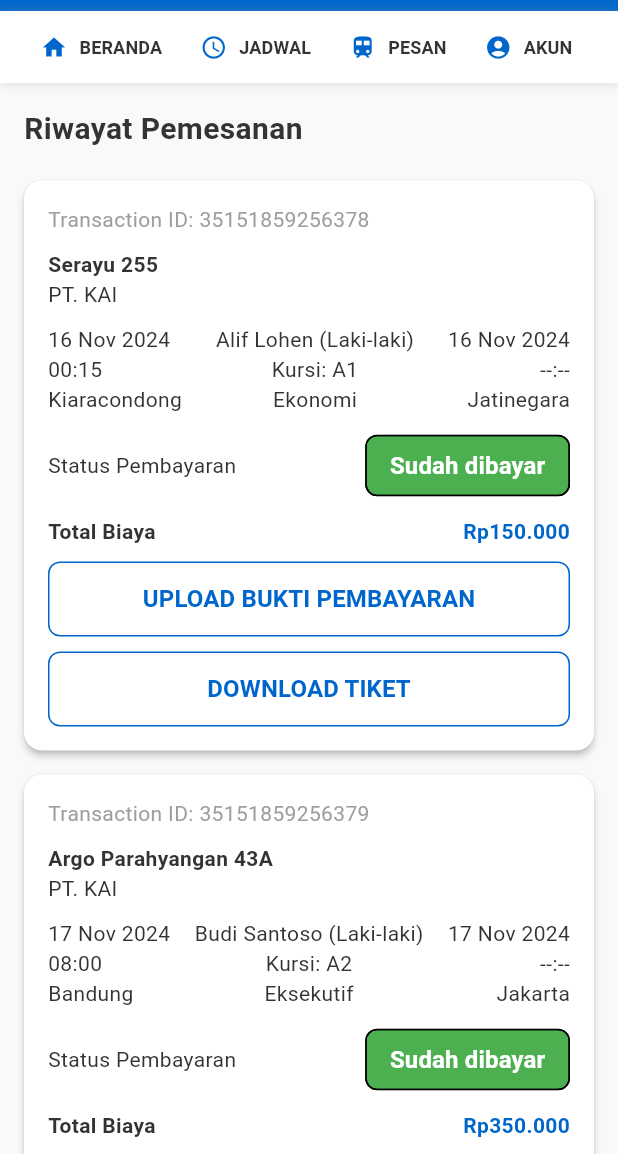
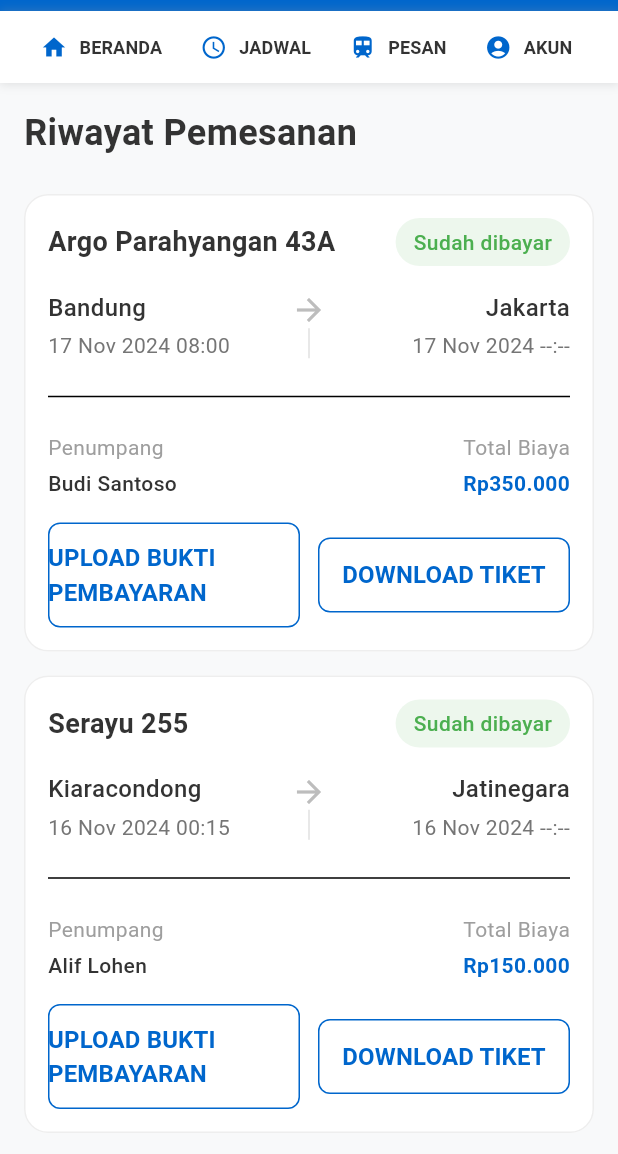
Before and after one commit to aliefauzan/TubesABP, a Flutter app: the BookingHistoryScreen screen opened by its route, on a phone screen of 412 x 824 dp, the part 82-1236 px from its top. Run offline on Flutter 3.47's test engine with Material 3 defaults, Android fonts, the phone set to English and light mode, and no system bars; our stand-ins replace flutter_dotenv, shared_preferences; accounts and stored records are empty; network calls fail.

Commit message:
Remove docker-compose.yml file and update booking history screen with improved UI elements and functionality, including dynamic booking data display and enhanced button actions for payment proof upload and ticket download.

```diff
--- a/frontend/lib/screens/booking_history_screen.dart
+++ b/frontend/lib/screens/booking_history_screen.dart
@@ -10,7 +10,6 @@ class BookingHistoryScreen extends StatelessWidget {
   Widget build(BuildContext context) {
     // Dummy booking data
     final List<Booking> bookings = [
-      Booking.dummy(),
       Booking(
         transactionId: '35151859256379',
         trainName: 'Argo Parahyangan 43A',
@@ -28,6 +27,7 @@ class BookingHistoryScreen extends StatelessWidget {
         seatClass: 'Eksekutif',
         seatNumber: 'A2',
       ),
+      Booking.dummy(),
     ];
 
     return Scaffold(
@@ -40,103 +40,158 @@ class BookingHistoryScreen extends StatelessWidget {
             const Text(
               'Riwayat Pemesanan',
               style: TextStyle(
-                fontSize: 20,
+                fontSize: 24,
                 fontWeight: FontWeight.bold,
               ),
             ),
-            const SizedBox(height: 20),
+            const SizedBox(height: 24),
             ListView.builder(
               shrinkWrap: true,
               physics: const NeverScrollableScrollPhysics(),
               itemCount: bookings.length,
               itemBuilder: (context, index) {
+                final booking = bookings[index];
                 return Card(
-                  elevation: 2,
+                  elevation: 0,
                   margin: const EdgeInsets.only(bottom: 16),
                   shape: RoundedRectangleBorder(
-                    borderRadius: BorderRadius.circular(12),
+                    borderRadius: BorderRadius.circular(16),
+                    side: BorderSide(color: Colors.grey.shade200),
                   ),
                   child: Padding(
                     padding: const EdgeInsets.all(16.0),
                     child: Column(
                       crossAxisAlignment: CrossAxisAlignment.start,
                       children: [
+                        Row(
+                          mainAxisAlignment: MainAxisAlignment.spaceBetween,
+                          children: [
                             Text(
-                          'Transaction ID: ${bookings[index].transactionId}',
+                              booking.trainName,
                               style: const TextStyle(
-                            color: Colors.grey,
-                          ),
-                        ),
-                        const SizedBox(height: 10),
-                        Text(
-                          bookings[index].trainName,
-                          style: const TextStyle(
+                                fontSize: 18,
                                 fontWeight: FontWeight.bold,
                               ),
                             ),
-                        Text(bookings[index].operator),
-                        const SizedBox(height: 10),
+                            Container(
+                              padding: const EdgeInsets.symmetric(
+                                horizontal: 12,
+                                vertical: 6,
+                              ),
+                              decoration: BoxDecoration(
+                                color: booking.status == 'Sudah dibayar'
+                                    ? AppTheme.successColor.withOpacity(0.1)
+                                    : AppTheme.warningColor.withOpacity(0.1),
+                                borderRadius: BorderRadius.circular(20),
+                              ),
+                              child: Text(
+                                booking.status,
+                                style: TextStyle(
+                                  color: booking.status == 'Sudah dibayar'
+                                      ? AppTheme.successColor
+                                      : AppTheme.warningColor,
+                                  fontWeight: FontWeight.w500,
+                                ),
+                              ),
+                            ),
+                          ],
+                        ),
+                        const SizedBox(height: 16),
+                        Row(
+                          children: [
+                            Expanded(
+                              child: Column(
+                                crossAxisAlignment: CrossAxisAlignment.start,
+                                children: [
+                                  Text(
+                                    booking.departure,
+                                    style: const TextStyle(
+                                      fontSize: 16,
+                                      fontWeight: FontWeight.w500,
+                                    ),
+                                  ),
+                                  const SizedBox(height: 4),
+                                  Text(
+                                    '${booking.date} ${booking.time}',
+                                    style: TextStyle(
+                                      color: Colors.grey.shade600,
+                                    ),
+                                  ),
+                                ],
+                              ),
+                            ),
+                            Column(
+                              children: [
+                                Icon(
+                                  Icons.arrow_forward,
+                                  color: Colors.grey.shade400,
+                                ),
+                                Container(
+                                  width: 1,
+                                  height: 20,
+                                  color: Colors.grey.shade300,
+                                ),
+                              ],
+                            ),
+                            Expanded(
+                              child: Column(
+                                crossAxisAlignment: CrossAxisAlignment.end,
+                                children: [
+                                  Text(
+                                    booking.arrival,
+                                    style: const TextStyle(
+                                      fontSize: 16,
+                                      fontWeight: FontWeight.w500,
+                                    ),
+                                  ),
+                                  const SizedBox(height: 4),
+                                  Text(
+                                    '${booking.date} --:--',
+                                    style: TextStyle(
+                                      color: Colors.grey.shade600,
+                                    ),
+                                  ),
+                                ],
+                              ),
+                            ),
+                          ],
+                        ),
+                        const SizedBox(height: 16),
+                        const Divider(),
+                        const SizedBox(height: 16),
                         Row(
                           mainAxisAlignment: MainAxisAlignment.spaceBetween,
                           children: [
                             Column(
                               crossAxisAlignment: CrossAxisAlignment.start,
                               children: [
-                                Text(bookings[index].date),
-                                Text(bookings[index].time),
-                                Text(bookings[index].departure),
-                              ],
+                                const Text(
+                                  'Penumpang',
+                                  style: TextStyle(
+                                    color: Colors.grey,
                                   ),
-                            Column(
-                              children: [
+                                ),
+                                const SizedBox(height: 4),
                                 Text(
-                                  '${bookings[index].passengerName} (${bookings[index].passengerGender})',
+                                  booking.passengerName,
+                                  style: const TextStyle(
+                                    fontWeight: FontWeight.w500,
                                   ),
-                                Text('Kursi: ${bookings[index].seatNumber}'),
-                                Text(bookings[index].seatClass),
+                                ),
                               ],
                             ),
                             Column(
                               crossAxisAlignment: CrossAxisAlignment.end,
                               children: [
-                                Text(bookings[index].date),
-                                const Text('--:--'),
-                                Text(bookings[index].arrival),
-                              ],
-                            ),
-                          ],
-                        ),
-                        const SizedBox(height: 10),
-                        Row(
-                          mainAxisAlignment: MainAxisAlignment.spaceBetween,
-                          children: [
-                            const Text('Status Pembayaran'),
-                            Chip(
-                              label: Text(
-                                bookings[index].status,
-                                style: const TextStyle(
-                                  color: Colors.white,
-                                ),
-                              ),
-                              backgroundColor: bookings[index].status ==
-                                      'Sudah dibayar'
-                                  ? AppTheme.successColor
-                                  : AppTheme.warningColor,
-                            ),
-                          ],
-                        ),
-                        const SizedBox(height: 10),
-                        Row(
-                          mainAxisAlignment: MainAxisAlignment.spaceBetween,
-                          children: [
                                 const Text(
                                   'Total Biaya',
                                   style: TextStyle(
-                                fontWeight: FontWeight.bold,
+                                    color: Colors.grey,
                                   ),
                                 ),
+                                const SizedBox(height: 4),
                                 Text(
-                              bookings[index].price,
+                                  booking.price,
                                   style: const TextStyle(
                                     fontWeight: FontWeight.bold,
                                     color: AppTheme.primaryColor,
@@ -144,17 +199,19 @@ class BookingHistoryScreen extends StatelessWidget {
                                 ),
                               ],
                             ),
-                        const SizedBox(height: 10),
-                        SizedBox(
-                          width: double.infinity,
+                          ],
+                        ),
+                        const SizedBox(height: 16),
+                        Row(
+                          children: [
+                            Expanded(
                               child: OutlinedButton(
                                 onPressed: () {
                                   // Upload payment proof functionality
                                 },
                                 style: OutlinedButton.styleFrom(
                                   padding: const EdgeInsets.symmetric(vertical: 12),
-                              side: const BorderSide(
-                                  color: AppTheme.primaryColor),
+                                  side: const BorderSide(color: AppTheme.primaryColor),
                                   shape: RoundedRectangleBorder(
                                     borderRadius: BorderRadius.circular(8),
                                   ),
@@ -167,17 +224,15 @@ class BookingHistoryScreen extends StatelessWidget {
                                 ),
                               ),
                             ),
-                        const SizedBox(height: 10),
-                        SizedBox(
-                          width: double.infinity,
+                            const SizedBox(width: 12),
+                            Expanded(
                               child: OutlinedButton(
                                 onPressed: () {
                                   // Download ticket functionality
                                 },
                                 style: OutlinedButton.styleFrom(
                                   padding: const EdgeInsets.symmetric(vertical: 12),
-                              side: const BorderSide(
-                                  color: AppTheme.primaryColor),
+                                  side: const BorderSide(color: AppTheme.primaryColor),
                                   shape: RoundedRectangleBorder(
                                     borderRadius: BorderRadius.circular(8),
                                   ),
@@ -192,6 +247,8 @@ class BookingHistoryScreen extends StatelessWidget {
                             ),
                           ],
                         ),
+                      ],
+                    ),
                   ),
                 );
               },
```
Also changed, not shown: 12 other files. Lines whose indentation alone changed are shown as unchanged.
